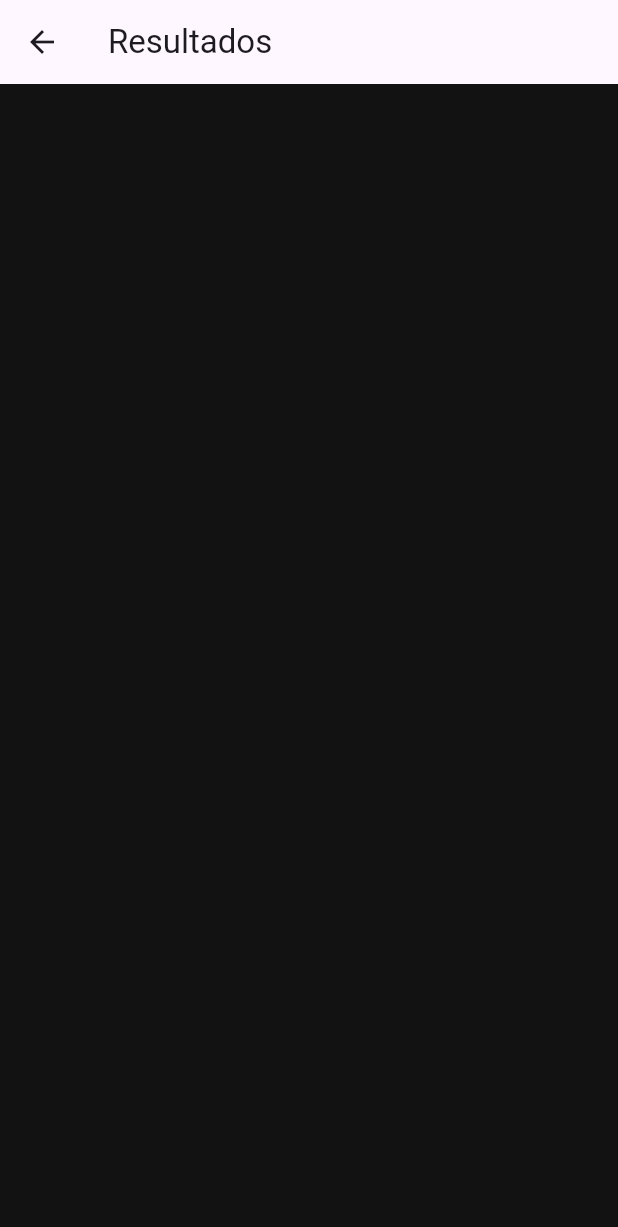
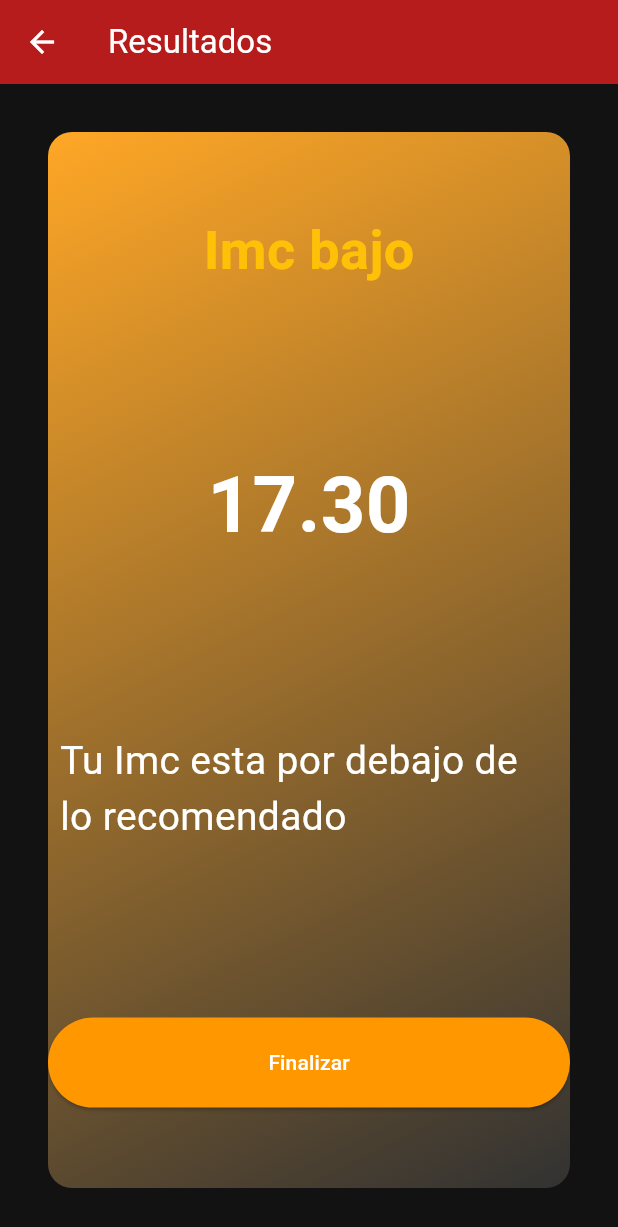
Before and after one commit to jhonni005/IMCalculator, a Flutter app: the screen it shows after launch, after a tap on "CALCULAR", on a phone screen of 412 x 824 dp. Shown: the top 1227 px of the screen. Run offline on Flutter 3.47's test engine with Material 3 defaults, Android fonts, the phone set to English and light mode, and no system bars.

Commit message:
se incluye provider

```diff
--- a/lib/components/gender_selector.dart
+++ b/lib/components/gender_selector.dart
@@ -3,12 +3,12 @@ import 'package:imc_calculator/core/app_colors.dart';
 import 'package:imc_calculator/core/text_styles.dart';
 
 class GenderSelector extends StatefulWidget {
-  String? selectedGender;
+  final String selectedGender;
   ValueChanged<String> onGenderChanged;
   GenderSelector({
     super.key,
+    required this.onGenderChanged,
     required this.selectedGender,
-    required this.onGenderChanged,
   });
 
   @override
--- a/lib/main.dart
+++ b/lib/main.dart
@@ -1,9 +1,20 @@
 import 'package:flutter/material.dart';
 import 'package:imc_calculator/core/app_colors.dart';
+import 'package:imc_calculator/provider/HeightProvider.dart';
+import 'package:imc_calculator/provider/WeightProvider.dart';
 import 'package:imc_calculator/screens/home_screen.dart';
+import 'package:provider/provider.dart';
 
 void main() {
-  runApp(const MainApp());
+  runApp(
+    MultiProvider(
+      providers: [
+        ChangeNotifierProvider(create: (_) => Weightprovider()),
+        ChangeNotifierProvider(create: (_) => Heightprovider()),
+      ],
+      child: const MainApp(),
+    ),
+  );
 }
 
 class MainApp extends StatelessWidget {
--- /dev/null
+++ b/lib/provider/HeightProvider.dart
@@ -0,0 +1,11 @@
+import 'package:flutter/cupertino.dart';
+
+class Heightprovider with ChangeNotifier {
+  double _height = 170;
+  double get height => _height;
+
+  void setHeight(double newHeight) {
+    _height = newHeight;
+    notifyListeners();
+  }
+}
--- /dev/null
+++ b/lib/provider/WeightProvider.dart
@@ -0,0 +1,17 @@
+import 'package:flutter/widgets.dart';
+
+class Weightprovider with ChangeNotifier{
+  int _weight = 50;
+  int get weight => _weight;
+
+  void increaseWeight(){
+    _weight++;
+    notifyListeners();
+  }
+  void decreaseWeight(){
+    _weight--;
+    notifyListeners();
+  }
+
+
+}
--- a/lib/screens/home_screen.dart
+++ b/lib/screens/home_screen.dart
@@ -2,7 +2,10 @@ import 'package:flutter/material.dart';
 import 'package:imc_calculator/components/gender_selector.dart';
 import 'package:imc_calculator/components/height_selector.dart';
 import 'package:imc_calculator/components/value_selector.dart';
+import 'package:imc_calculator/provider/HeightProvider.dart';
+import 'package:imc_calculator/provider/WeightProvider.dart';
 import 'package:imc_calculator/screens/result_screen.dart';
+import 'package:provider/provider.dart';
 
 class HomeScreen extends StatefulWidget {
   const HomeScreen({super.key});
@@ -12,32 +15,12 @@ class HomeScreen extends StatefulWidget {
 }
 
 class _HomeScreenState extends State<HomeScreen> {
-  String? selectedGender;
-  int weight = 60;
+  String selectedGender = "male";
   int age = 25;
-  double height = 170;
 
   void updateGender(String newGender) {
     setState(() {
       selectedGender = newGender;
-    });
-  }
-
-  void updateHeight(double newHeight) {
-    setState(() {
-      height = newHeight;
-    });
-  }
-
-  void incrementWeight() {
-    setState(() {
-      weight++;
-    });
-  }
-
-  void decrementWeight() {
-    setState(() {
-      if (weight > 0) weight--;
     });
   }
 
@@ -55,21 +38,26 @@ class _HomeScreenState extends State<HomeScreen> {
 
   @override
   Widget build(BuildContext context) {
+    final weightPro = context.watch<Weightprovider>().weight;
+    final heightPro = context.watch<Heightprovider>().height;
     return Column(
       children: [
         GenderSelector(
           selectedGender: selectedGender,
           onGenderChanged: updateGender,
         ),
-        HeightSelector(height: height, onChanged: updateHeight),
+        HeightSelector(
+          height: heightPro,
+          onChanged: context.read<Heightprovider>().setHeight,
+        ),
         Row(
           children: [
             Expanded(
               child: ValueSelector(
-                title: "Peso",
-                value: weight,
-                onIncrement: incrementWeight,
-                onDecrement: decrementWeight,
+                title: "WEIGHT",
+                value: weightPro,
+                onIncrement: context.read<Weightprovider>().increaseWeight,
+                onDecrement: context.read<Weightprovider>().decreaseWeight,
               ),
             ),
             Expanded(
@@ -96,15 +84,16 @@ class _HomeScreenState extends State<HomeScreen> {
                 style: TextStyle(fontSize: 18, color: Colors.white),
               ),
               onPressed: () {
+                print(heightPro);
                 Navigator.push(
                   context,
                   MaterialPageRoute(
                     builder:
                         (context) => ResultScreen(
-                          height: height,
-                          weight: weight,
+                          height: heightPro,
+                          weight: weightPro,
                           age: age,
-                          genero: "Hombre",
+                          genero: selectedGender,
                         ),
                   ),
                 );
--- a/lib/screens/result_screen.dart
+++ b/lib/screens/result_screen.dart
@@ -16,12 +16,102 @@ class ResultScreen extends StatelessWidget {
 
   @override
   Widget build(BuildContext context) {
+    double heightInMeters = height / 100;
+    double imcResult = weight / (heightInMeters * heightInMeters);
     return Scaffold(
-      appBar: AppBar(title: Text("Resultados")),
+      appBar: AppBar(
+        title: Text("Resultados", style: TextStyle(color: AppColors.textLight)),
+        backgroundColor: AppColors.primary,
+        iconTheme: IconThemeData(color: AppColors.textLight),
+      ),
       backgroundColor: AppColors.background,
-      body: Center(child: Column(children: [
+      body: Padding(
+        padding: const EdgeInsets.all(32.0),
+        child: Container(
+          decoration: BoxDecoration(
+            borderRadius: BorderRadius.circular(16),
+            gradient: LinearGradient(
+              colors: [AppColors.selected, AppColors.secondary],
+              begin: Alignment.topLeft,
+              end: Alignment.bottomRight,
+            ),
+          ),
+          child: Center(
+            child: Column(
+              mainAxisAlignment: MainAxisAlignment.spaceAround,
+              children: [
+                Text(
+                  getTitleByImc(imcResult),
+                  style: TextStyle(
+                    fontSize: 36,
+                    fontWeight: FontWeight.bold,
+                    color: getColorByImc(imcResult),
+                  ),
+                ),
 
-],)),
+                Text(
+                  imcResult.toStringAsFixed(2),
+                  style: TextStyle(
+                    fontSize: 52,
+                    fontWeight: FontWeight.bold,
+                    color: AppColors.textLight,
+                  ),
+                ),
+                Padding(
+                  padding: const EdgeInsets.all(8.0),
+                  child: Text(
+                    getDescriptionByImc(imcResult),
+                    style: TextStyle(fontSize: 26, color: AppColors.textLight),
+                  ),
+                ),
+                SizedBox(
+                  width: double.infinity,
+                  child: ElevatedButton(
+                    style: ElevatedButton.styleFrom(
+                      backgroundColor: Colors.orange, // Color de fondo
+                      padding: EdgeInsets.symmetric(vertical: 20),
+                    ),
+                    onPressed: () {
+                      Navigator.pop(context);
+                    },
+                    child: Text(
+                      "Finalizar",
+                      style: TextStyle(color: Colors.white),
+                    ),
+                  ),
+                ),
+              ],
+            ),
+          ),
+        ),
+      ),
     );
   }
+
+  Color getColorByImc(double imcResult) {
+    return switch (imcResult) {
+      < 18.5 => AppColors.accent,
+      < 24.9 => Colors.green,
+      < 29.9 => AppColors.primary,
+      _ => Colors.white,
+    };
+  }
+
+  String getTitleByImc(double imcResult) {
+    return switch (imcResult) {
+      < 18.5 => "Imc bajo",
+      < 24.9 => "Imc Normal",
+      < 29.9 => "Imc alto",
+      _ => "Obesidad",
+    };
+  }
+
+  String getDescriptionByImc(double imcResult) {
+    return switch (imcResult) {
+      < 18.5 => "Tu Imc esta por debajo de lo recomendado",
+      < 24.9 => "Tu Imc esta dentro del rango normal",
+      < 29.9 => "Tu Imc esta por encima de lo recomendado",
+      _ => "Tu Imc indica obesidad,consulta a un profesional de la salud",
+    };
+  }
 }
--- a/pubspec.yaml
+++ b/pubspec.yaml
@@ -9,6 +9,7 @@ environment:
 dependencies:
   flutter:
     sdk: flutter
+  provider: ^6.1.5
 
 dev_dependencies:
   flutter_test:
```
Also changed, not shown: pubspec.lock.
